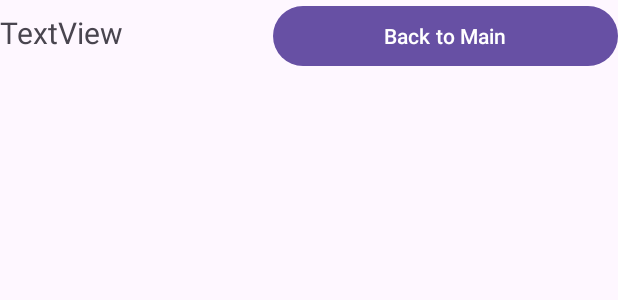
After one commit to PabM777/FinalProjectPMPT, an Android app: the layout victoryscreen.xml on its own in the app's theme, with its tools: preview values and no code run, on a phone screen of 412 x 824 dp. The commit adds this screen. Shown: the top 300 px of the screen. Run offline under Robolectric (Android 15) with nearby library versions, the phone set to English and light mode, and no system bars.

Commit message:
COMPLETED MAIN FACTOR OF THE GAME!!!!!!!

```diff
--- a/app/src/main/java/com/example/finalproject_pmpt/Monster.java
+++ b/app/src/main/java/com/example/finalproject_pmpt/Monster.java
@@ -1,6 +1,8 @@
 package com.example.finalproject_pmpt;
 
-public class Monster {
+import java.io.Serializable;
+
+public class Monster implements Serializable {
 
     private String name;
     private int hp;
--- /dev/null
+++ b/app/src/main/res/layout/victoryscreen.xml
@@ -0,0 +1,20 @@
+<?xml version="1.0" encoding="utf-8"?>
+<LinearLayout xmlns:android="http://schemas.android.com/apk/res/android"
+    android:layout_width="match_parent"
+    android:layout_height="match_parent">
+
+    <TextView
+        android:id="@+id/tv_winner_text"
+        android:layout_width="wrap_content"
+        android:layout_height="wrap_content"
+        android:layout_weight="1"
+        android:text="TextView"
+        android:textSize="20sp"/>
+
+    <Button
+        android:id="@+id/btn_main_screen"
+        android:layout_width="wrap_content"
+        android:layout_height="wrap_content"
+        android:layout_weight="1"
+        android:text="Back to Main" />
+</LinearLayout>
```
Also changed, not shown: app/src/main/java/com/example/finalproject_pmpt/MonsterFactory.java (+4 -4 lines), app/src/main/java/com/example/finalproject_pmpt/SinglePlayerActivity.java (+42 -30 lines).
